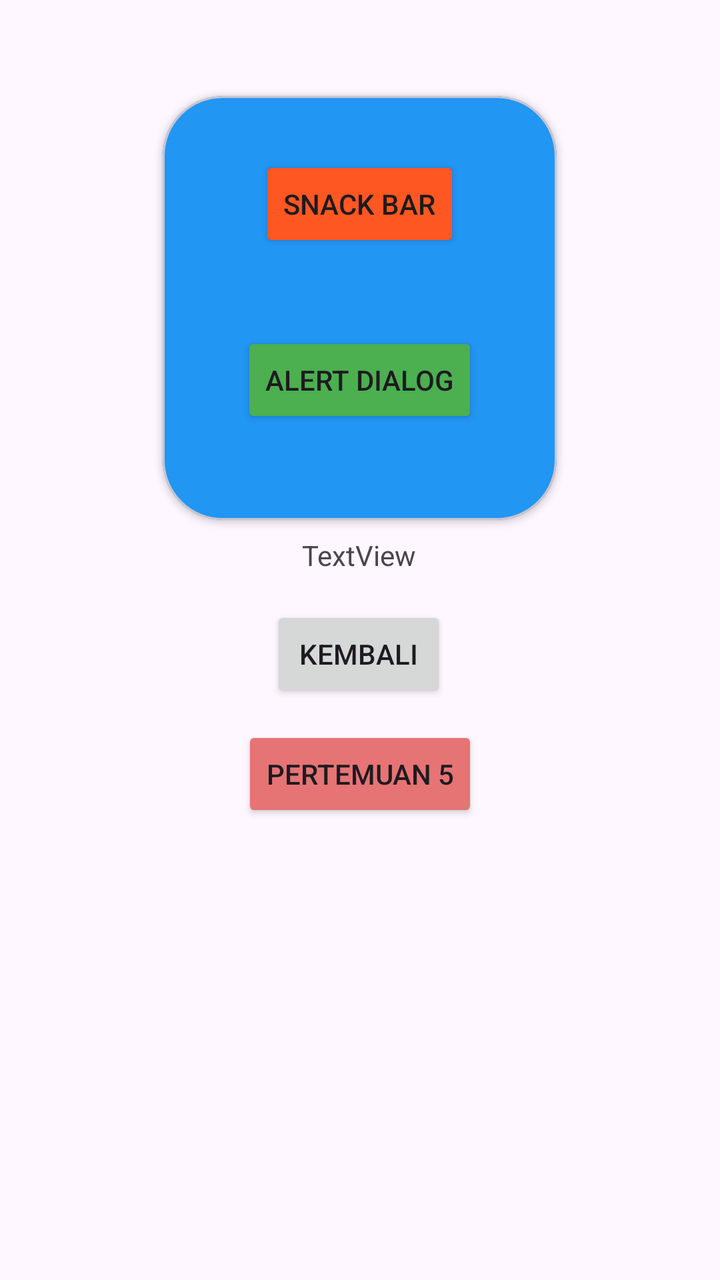
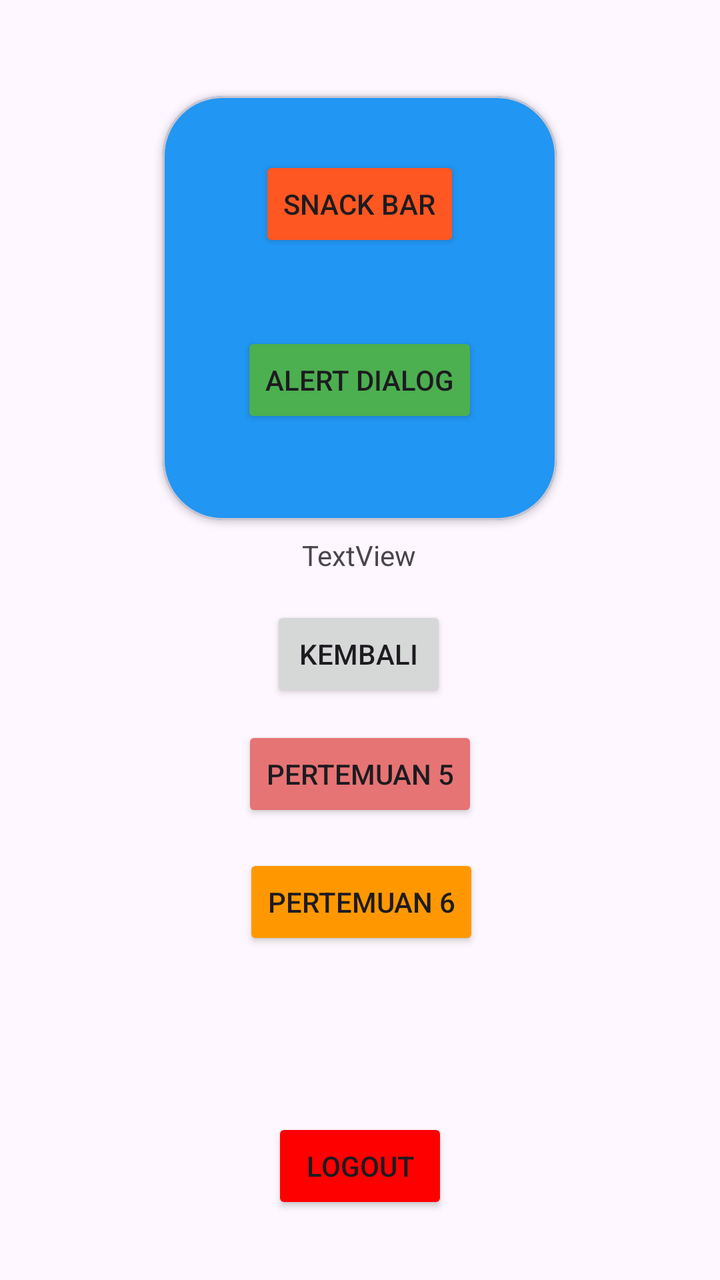

Screens rendered from an Android XML layout before and after an edit, with the pre-edit source and the edit as a unified diff.
<!-- AndroidManifest.xml: application theme Theme.Zhafran_3TIC -->
<!-- res/layout/activity_main.xml -->
<?xml version="1.0" encoding="utf-8"?>
<androidx.constraintlayout.widget.ConstraintLayout xmlns:android="http://schemas.android.com/apk/res/android"
    xmlns:app="http://schemas.android.com/apk/res-auto"
    xmlns:tools="http://schemas.android.com/tools"
    android:id="@+id/main"
    android:layout_width="match_parent"
    android:layout_height="match_parent"
    tools:context=".MainActivity">

    <Button
        android:id="@+id/btnKembali"
        android:layout_width="wrap_content"
        android:layout_height="wrap_content"
        android:text="Kembali"
        app:layout_constraintBottom_toBottomOf="parent"
        app:layout_constraintEnd_toEndOf="parent"
        app:layout_constraintHorizontal_bias="0.498"
        app:layout_constraintStart_toStartOf="parent"
        app:layout_constraintTop_toBottomOf="@+id/txtNama"
        app:layout_constraintVertical_bias="0.053" />

    <TextView
        android:id="@+id/txtNama"
        android:layout_width="wrap_content"
        android:layout_height="wrap_content"
        android:layout_marginTop="268dp"
        android:text="TextView"
        app:layout_constraintEnd_toEndOf="parent"
        app:layout_constraintHorizontal_bias="0.498"
        app:layout_constraintStart_toStartOf="parent"
        app:layout_constraintTop_toTopOf="parent" />

    <com.google.android.material.card.MaterialCardView
        android:layout_width="197dp"
        android:layout_height="212dp"
        android:layout_marginTop="48dp"
        app:cardElevation="2dp"
        app:cardCornerRadius="30dp"
        android:backgroundTint="#2196F3"
        app:layout_constraintEnd_toEndOf="parent"
        app:layout_constraintHorizontal_bias="0.498"
        app:layout_constraintStart_toStartOf="parent"
        app:layout_constraintTop_toTopOf="parent">

        <androidx.constraintlayout.widget.ConstraintLayout
            android:layout_width="match_parent"
            android:layout_height="match_parent"
            android:layout_margin="30dp">

            <Button
                android:id="@+id/btnSnackBar"
                android:layout_width="wrap_content"
                android:layout_height="wrap_content"
                android:layout_marginTop="64dp"
                android:backgroundTint="#FF5722"
                android:text="Snack Bar"
                app:layout_constraintEnd_toEndOf="parent"
                app:layout_constraintHorizontal_bias="0.498"
                app:layout_constraintStart_toStartOf="parent"
                app:layout_constraintTop_toBottomOf="@+id/btnKembali" />

            <Button
                android:id="@+id/btnAlertDialog"
                android:layout_width="wrap_content"
                android:layout_height="wrap_content"
                android:layout_marginTop="40dp"
                android:backgroundTint="#4CAF50"
                android:text="Alert Dialog"
                app:layout_constraintEnd_toEndOf="parent"
                app:layout_constraintHorizontal_bias="0.498"
                app:layout_constraintStart_toStartOf="parent"
                app:layout_constraintTop_toBottomOf="@+id/btnSnackBar" />
        </androidx.constraintlayout.widget.ConstraintLayout>


    </com.google.android.material.card.MaterialCardView>

    <Button
        android:id="@+id/btnToLima"
        android:layout_width="wrap_content"
        android:layout_height="wrap_content"
        android:layout_marginTop="12dp"
        android:text="Pertemuan 5"
        android:backgroundTint="#E67474"
        app:layout_constraintEnd_toEndOf="parent"
        app:layout_constraintStart_toStartOf="parent"
        app:layout_constraintTop_toBottomOf="@+id/btnKembali" />


</androidx.constraintlayout.widget.ConstraintLayout>
<!-- resources referenced by this layout -->
<resources>
  <style name="Theme.Zhafran_3TIC" parent="Base.Theme.Zhafran_3TIC" />
  <style name="Base.Theme.Zhafran_3TIC" parent="Theme.Material3.DayNight.NoActionBar">
          
          
      </style>
</resources>

<!-- the commit's change to res/layout/activity_main.xml (unified diff, before → after) -->
@@ -86,5 +86,28 @@
         app:layout_constraintStart_toStartOf="parent"
         app:layout_constraintTop_toBottomOf="@+id/btnKembali" />
 
+    <Button
+        android:id="@+id/btnLogout"
+        android:layout_width="wrap_content"
+        android:layout_height="wrap_content"
+        android:layout_marginTop="148dp"
+        android:backgroundTint="#FF0000"
+        android:text="Logout"
+        app:layout_constraintEnd_toEndOf="parent"
+        app:layout_constraintStart_toStartOf="parent"
+        app:layout_constraintTop_toBottomOf="@+id/btnToLima" />
+
+    <Button
+        android:id="@+id/btnToEnam"
+        android:layout_width="wrap_content"
+        android:layout_height="wrap_content"
+        android:layout_marginTop="16dp"
+        android:text="Pertemuan 6"
+        android:backgroundTint="#FF9800"
+        app:layout_constraintEnd_toEndOf="parent"
+        app:layout_constraintHorizontal_bias="0.503"
+        app:layout_constraintStart_toStartOf="parent"
+        app:layout_constraintTop_toBottomOf="@+id/btnToLima" />
+
 
 </androidx.constraintlayout.widget.ConstraintLayout>
